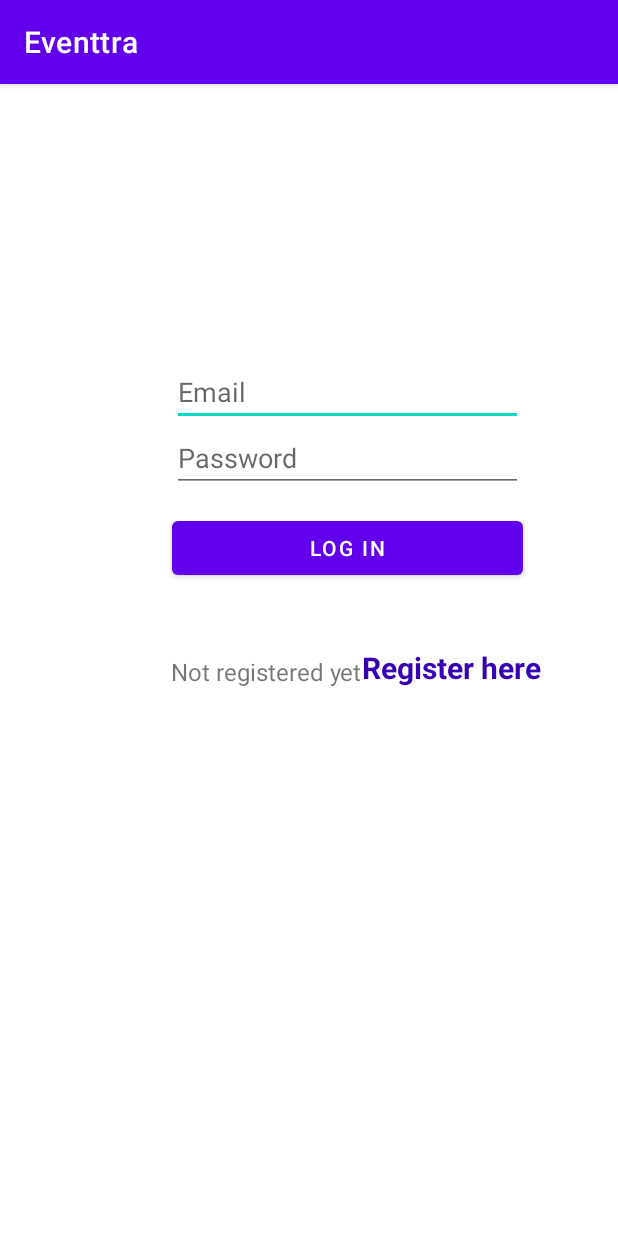
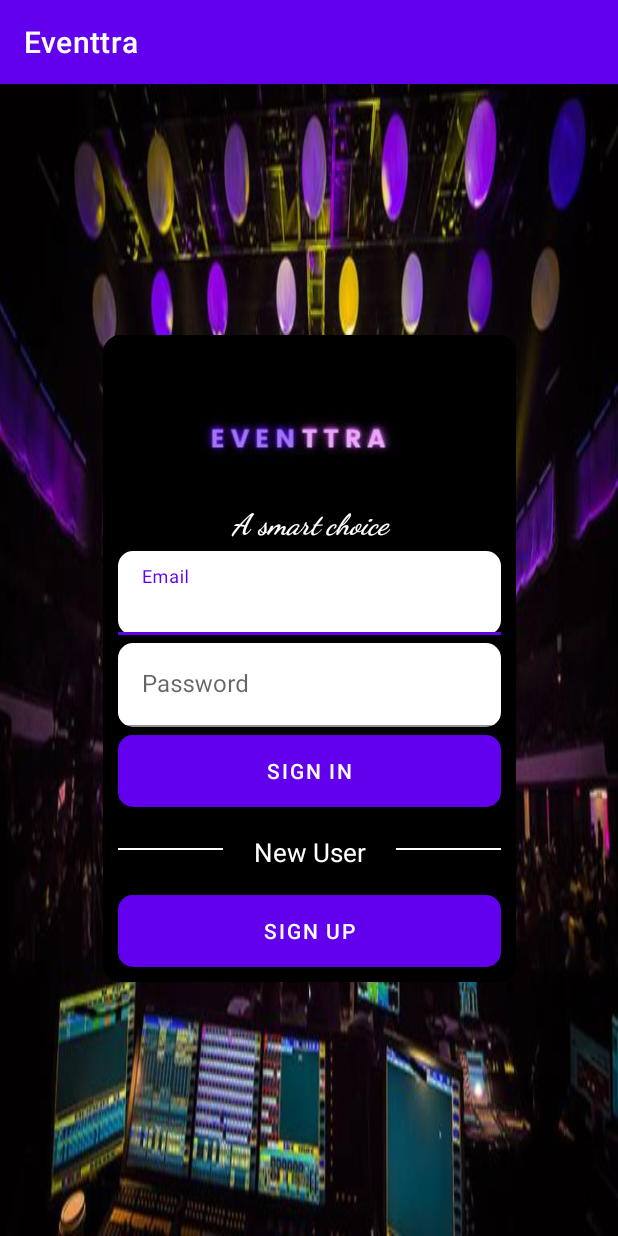
Before and after one commit to saad6742988/Eventtra, an Android app: the screen it shows after launch (Login), on a phone screen of 412 x 824 dp. Run offline under Robolectric (Android 15) with nearby library versions, the phone set to English and light mode, and no system bars; our stand-ins replace Firebase (no records; nobody signed in at launch, a user with empty details on screens opened directly).

Commit message:
login frontend set

```diff
--- a/app/src/main/java/com/example/eventtra/Login.java
+++ b/app/src/main/java/com/example/eventtra/Login.java
@@ -33,7 +33,6 @@ public class Login extends AppCompatActivity {
 
     // to be implemented
     private EditText emailText,passwordText;
-    private TextView errorView;
     private AlertDialog loadingDialog;
     private AlertDialog alertDialog;
     FirebaseAuth mAuth;
@@ -48,10 +47,8 @@ public class Login extends AppCompatActivity {
         emailText=findViewById(R.id.emailBox);
         passwordText=findViewById(R.id.passwordBox);
         mAuth = FirebaseAuth.getInstance();
-        errorView=findViewById(R.id.errorView);
         alertDialog = new AlertDialog.Builder(Login.this).create();
         globalData = (GlobalData) getApplicationContext();
-        errorView.setAlpha(0f);
     }
 
     public void gotoRegistration(View v)
@@ -75,7 +72,7 @@ public class Login extends AppCompatActivity {
     }
 
     public void login(View view) {
-        showLoading();
+
         String email = emailText.getText().toString();
         String pass =passwordText.getText().toString();
 
@@ -90,7 +87,7 @@ public class Login extends AppCompatActivity {
             passwordText.requestFocus();
         }
         else {
-
+            showLoading();
             mAuth.signInWithEmailAndPassword(email, pass).addOnCompleteListener(new OnCompleteListener<AuthResult>() {
                 @Override
                 public void onComplete(@NonNull Task<AuthResult> task) {
@@ -214,6 +211,18 @@ public class Login extends AppCompatActivity {
                             alertDialog.setCancelable(false);
                             loadingDialog.dismiss();
                         } else {
+                            alertDialog.setTitle("Error!");
+                            alertDialog.setMessage("Check Your Connection and Try Again!");
+                            alertDialog.setButton(AlertDialog.BUTTON_NEUTRAL, "OK",
+                                    new DialogInterface.OnClickListener() {
+                                        public void onClick(DialogInterface dialog, int which) {
+                                            dialog.dismiss();
+                                        }
+                                    });
+                            alertDialog.show();
+                            alertDialog.setCanceledOnTouchOutside(false);
+                            alertDialog.setCancelable(false);
+                            loadingDialog.dismiss();
                             Toast.makeText(Login.this, "Log in Error: " + task.getException().getMessage(), Toast.LENGTH_SHORT).show();
                             Log.d("login", "not done " + task.getException().getMessage());
                         }
--- a/app/src/main/res/drawable/btntiger.xml
+++ b/app/src/main/res/drawable-v24/textback.xml
@@ -1,5 +1,5 @@
 <?xml version="1.0" encoding="utf-8"?>
 <shape xmlns:android="http://schemas.android.com/apk/res/android">
-    <solid android:color="@color/black"/>
-    <corners android:radius="8dp"/>
+    <solid android:color="@color/white"/>
+    <corners android:radius="10dp"/>
 </shape>
--- a/app/src/main/res/drawable/button_shape.xml
+++ b/app/src/main/res/drawable/button_shape.xml
@@ -1,6 +1,5 @@
 <?xml version="1.0" encoding="utf-8"?>
 <shape xmlns:android="http://schemas.android.com/apk/res/android">
-
     <solid android:color="@color/black"/>
-    <corners android:radius="8dp"/>
+    <corners android:radius="10dp"/>
 </shape>
--- /dev/null
+++ b/app/src/main/res/drawable/loginicon.xml
@@ -0,0 +1,5 @@
+<vector android:autoMirrored="true" android:height="24dp"
+    android:tint="#FFFFFF" android:viewportHeight="24"
+    android:viewportWidth="24" android:width="24dp" xmlns:android="http://schemas.android.com/apk/res/android">
+    <path android:fillColor="@android:color/white" android:pathData="M11,7L9.6,8.4l2.6,2.6H2v2h10.2l-2.6,2.6L11,17l5,-5L11,7zM20,19h-8v2h8c1.1,0 2,-0.9 2,-2V5c0,-1.1 -0.9,-2 -2,-2h-8v2h8V19z"/>
+</vector>
--- a/app/src/main/res/layout/activity_login.xml
+++ b/app/src/main/res/layout/activity_login.xml
@@ -4,91 +4,206 @@
     xmlns:tools="http://schemas.android.com/tools"
     android:layout_width="match_parent"
     android:layout_height="match_parent"
-    tools:context=".Login">
+    tools:context=".Login"
+    android:layout_gravity="center"
+    android:background="@drawable/eventra">
 
 
-    <TextView
-        android:id="@+id/errorView"
-        android:layout_width="wrap_content"
+
+    <LinearLayout
+        android:id="@+id/linearlayoutmenu"
+        android:layout_width="275dp"
         android:layout_height="wrap_content"
-        android:layout_marginStart="112dp"
-        android:text=""
-        android:textColor="@color/red"
-        app:layout_constraintBottom_toTopOf="@+id/emailBox"
-        app:layout_constraintRight_toRightOf="parent"
+        android:background="@drawable/background_shape"
+        android:orientation="vertical"
+        android:padding="10dp"
+        app:layout_constraintBottom_toBottomOf="parent"
+        app:layout_constraintEnd_toEndOf="parent"
         app:layout_constraintStart_toStartOf="parent"
         app:layout_constraintTop_toTopOf="parent"
-        app:layout_constraintVertical_bias="0.877" />
+        app:layout_constraintVertical_bias="0.498">
 
-    <EditText
-        android:id="@+id/emailBox"
-        android:layout_width="234dp"
-        android:layout_height="wrap_content"
-        android:ems="10"
-        android:hint="Email"
-        android:inputType="textEmailAddress"
-        app:layout_constraintBottom_toBottomOf="parent"
-        app:layout_constraintEnd_toEndOf="parent"
-        app:layout_constraintHorizontal_bias="0.644"
-        app:layout_constraintStart_toStartOf="parent"
-        app:layout_constraintTop_toTopOf="parent"
-        app:layout_constraintVertical_bias="0.253"
-        />
+        <ImageView
+            android:id="@+id/menulogo"
+            android:layout_width="match_parent"
+            android:layout_height="102dp"
+            app:srcCompat="@drawable/logo1"
+            tools:ignore="SpeakableTextPresentCheck" />
 
-    <EditText
-        android:id="@+id/passwordBox"
-        android:layout_width="234dp"
-        android:layout_height="wrap_content"
-        android:ems="10"
-        android:hint="Password"
-        android:inputType="textPassword"
-        app:layout_constraintBottom_toBottomOf="parent"
-        app:layout_constraintEnd_toEndOf="parent"
-        app:layout_constraintHorizontal_bias="0.644"
-        app:layout_constraintStart_toStartOf="parent"
-        app:layout_constraintTop_toTopOf="parent"
-        app:layout_constraintVertical_bias="0.314"
-        />
+        <TextView
+            android:id="@+id/tagline"
+            android:layout_width="match_parent"
+            android:layout_height="wrap_content"
+            android:fontFamily="cursive"
+            android:layout_marginTop="2dp"
+            android:layout_marginBottom="5dp"
+            android:text="A smart choice"
+            android:textAlignment="center"
+            android:textColor="#FFFFFFFF"
+            android:textSize="19sp"
+            android:textStyle="bold|italic" />
 
-    <Button
-        android:layout_width="234dp"
-        android:layout_height="wrap_content"
-        app:layout_constraintBottom_toBottomOf="parent"
-        app:layout_constraintEnd_toEndOf="parent"
-        app:layout_constraintHorizontal_bias="0.644"
-        app:layout_constraintStart_toStartOf="parent"
-        app:layout_constraintTop_toTopOf="parent"
-        app:layout_constraintVertical_bias="0.396"
-        android:text="Log in"
-        android:onClick="login"/>
+            <com.google.android.material.textfield.TextInputLayout
+                android:layout_width="match_parent"
+                android:layout_height="wrap_content"
+                android:background="@android:color/transparent">
+                <EditText
+                    android:id="@+id/emailBox"
+                    android:layout_width="match_parent"
+                    android:layout_height="wrap_content"
+                    android:hint="Email"
+                    android:background="@drawable/textback"/>
+            </com.google.android.material.textfield.TextInputLayout>
 
-    <TextView
-        android:id="@+id/textView2"
-        android:layout_width="wrap_content"
-        android:layout_height="wrap_content"
-        android:text="Not registered yet"
-        android:textSize="16sp"
-        app:layout_constraintBottom_toBottomOf="parent"
-        app:layout_constraintEnd_toEndOf="parent"
-        app:layout_constraintHorizontal_bias="0.4"
-        app:layout_constraintStart_toStartOf="parent"
-        app:layout_constraintTop_toTopOf="parent"
-        app:layout_constraintVertical_bias="0.51" />
+        <com.google.android.material.textfield.TextInputLayout
+            android:layout_width="match_parent"
+            android:layout_height="wrap_content"
+            android:layout_marginTop="5dp">
+                <EditText
+                    android:id="@+id/passwordBox"
+                    android:layout_width="match_parent"
+                    android:layout_height="wrap_content"
+                    android:hint="Password"
+                    android:inputType="textPassword"
+                    android:background="@drawable/textback"
+                    />
+        </com.google.android.material.textfield.TextInputLayout>
 
-    <TextView
-        android:id="@+id/registerV"
-        android:layout_width="wrap_content"
-        android:layout_height="wrap_content"
-        android:onClick="gotoRegistration"
-        android:text="Register here"
-        android:textColor="@color/purple_700"
-        android:textSize="20sp"
-        android:textStyle="bold"
-        app:layout_constraintBottom_toBottomOf="parent"
-        app:layout_constraintEnd_toEndOf="parent"
-        app:layout_constraintHorizontal_bias="0.0"
-        app:layout_constraintStart_toEndOf="@+id/textView2"
-        app:layout_constraintTop_toTopOf="parent"
-        app:layout_constraintVertical_bias="0.507" />
+<!--        <Button-->
+<!--            android:id="@+id/SignwithEmail"-->
+<!--            android:layout_width="match_parent"-->
+<!--            android:layout_height="wrap_content"-->
+<!--            android:layout_gravity="center"-->
+<!--            android:background="@drawable/button_shape"-->
+<!--            android:drawableLeft="@drawable/loginicon"-->
+<!--            android:text="Sign in"-->
+<!--            android:layout_marginTop="5dp"-->
+<!--            android:onClick="login"/>-->
+        <Button
+            android:id="@+id/SignwithEmail"
+            android:layout_width="match_parent"
+            android:layout_height="wrap_content"
+            android:layout_gravity="center"
+            android:background="@drawable/button_shape"
+            android:text="Sign in"
+            android:layout_marginTop="5dp"
+            android:onClick="login"/>
+
+        <LinearLayout
+            android:layout_width="match_parent"
+            android:layout_height="wrap_content"
+            android:layout_gravity="center_horizontal"
+            android:layout_marginTop="7dp"
+            android:orientation="horizontal">
+
+            <TableLayout
+                android:id="@+id/hr"
+                android:layout_width="70dp"
+                android:layout_height="1dp"
+                android:layout_marginTop="20dp"
+                android:background="@color/white">
+
+
+            </TableLayout>
+
+            <TextView
+                android:id="@+id/OR"
+                android:layout_width="wrap_content"
+                android:layout_height="wrap_content"
+                android:layout_gravity="center"
+                android:layout_marginStart="1dp"
+                android:layout_marginTop="7dp"
+                android:layout_weight="1"
+                android:text="New User"
+                android:textAlignment="center"
+                android:textColor="@color/white"
+                android:textSize="17sp" />
+
+            <TableRow
+                android:id="@+id/dr"
+                android:layout_width="70dp"
+                android:layout_height="1dp"
+                android:layout_marginTop="20dp"
+                android:background="@color/white" />
+
+        </LinearLayout>
+
+        <Button
+            android:id="@+id/Signup"
+            android:layout_width="match_parent"
+            android:layout_height="wrap_content"
+            android:layout_gravity="center"
+            android:layout_marginTop="20dp"
+            android:background="@drawable/button_shape"
+            android:text="Sign up"
+            tools:ignore="TouchTargetSizeCheck"
+            android:onClick="gotoRegistration"/>
+
+    </LinearLayout>
+
+<!--    <EditText-->
+<!--        android:id="@+id/emailBox"-->
+<!--        android:layout_width="234dp"-->
+<!--        android:layout_height="wrap_content"-->
+<!--        android:ems="10"-->
+<!--        android:hint="Email"-->
+<!--        android:inputType="textEmailAddress"-->
+<!--        app:layout_constraintBottom_toBottomOf="parent"-->
+<!--        app:layout_constraintEnd_toEndOf="parent"-->
+<!--        app:layout_constraintHorizontal_bias="0.644"-->
+<!--        app:layout_constraintStart_toStartOf="parent"-->
+<!--        app:layout_constraintTop_toTopOf="parent"-->
+<!--        app:layout_constraintVertical_bias="0.253"-->
+<!--        />-->
+
+<!--    <EditText-->
+<!--        android:id="@+id/passwordBox"-->
+<!--        android:layout_width="234dp"-->
+<!--        android:layout_height="wrap_content"-->
+<!--        android:ems="10"-->
+<!--        android:hint="Password"-->
+<!--        android:inputType="textPassword"-->
+<!--        />-->
+
+<!--    <Button-->
+<!--        android:layout_width="234dp"-->
+<!--        android:layout_height="wrap_content"-->
+<!--        app:layout_constraintBottom_toBottomOf="parent"-->
+<!--        app:layout_constraintEnd_toEndOf="parent"-->
+<!--        app:layout_constraintHorizontal_bias="0.644"-->
+<!--        app:layout_constraintStart_toStartOf="parent"-->
+<!--        app:layout_constraintTop_toTopOf="parent"-->
+<!--        app:layout_constraintVertical_bias="0.396"-->
+<!--        android:text="Log in"-->
+<!--        android:onClick="login"/>-->
+
+<!--    <TextView-->
+<!--        android:id="@+id/textView2"-->
+<!--        android:layout_width="wrap_content"-->
+<!--        android:layout_height="wrap_content"-->
+<!--        android:text="Not registered yet"-->
+<!--        android:textSize="16sp"-->
+<!--        app:layout_constraintBottom_toBottomOf="parent"-->
+<!--        app:layout_constraintEnd_toEndOf="parent"-->
+<!--        app:layout_constraintHorizontal_bias="0.4"-->
+<!--        app:layout_constraintStart_toStartOf="parent"-->
+<!--        app:layout_constraintTop_toTopOf="parent"-->
+<!--        app:layout_constraintVertical_bias="0.51" />-->
+
+<!--    <TextView-->
+<!--        android:id="@+id/registerV"-->
+<!--        android:layout_width="wrap_content"-->
+<!--        android:layout_height="wrap_content"-->
+<!--        android:onClick="gotoRegistration"-->
+<!--        android:text="Register here"-->
+<!--        android:textColor="@color/purple_700"-->
+<!--        android:textSize="20sp"-->
+<!--        android:textStyle="bold"-->
+<!--        app:layout_constraintBottom_toBottomOf="parent"-->
+<!--        app:layout_constraintEnd_toEndOf="parent"-->
+<!--        app:layout_constraintHorizontal_bias="0.0"-->
+<!--        app:layout_constraintStart_toEndOf="@+id/textView2"-->
+<!--        app:layout_constraintTop_toTopOf="parent"-->
+<!--        app:layout_constraintVertical_bias="0.507" />-->
 
 </androidx.constraintlayout.widget.ConstraintLayout>
--- a/app/src/main/res/layout/activity_loginxml.xml
+++ b/app/src/main/res/layout/activity_loginxml.xml
@@ -5,7 +5,6 @@
     android:layout_width="match_parent"
     android:layout_height="match_parent"
     android:layout_gravity="center"
-    android:layout_marginBottom="20dp"
     tools:context=".loginxml"
     android:background="@drawable/eventra">
 
@@ -34,11 +33,11 @@
         app:layout_constraintTop_toTopOf="parent"
         app:layout_constraintVertical_bias="0.498">
 
-        <ImageButton
+        <ImageView
             android:id="@+id/menulogo"
-            android:layout_width="300dp"
+            android:layout_width="match_parent"
             android:layout_height="102dp"
-            app:srcCompat="@drawable/okay"
+            app:srcCompat="@drawable/logo1"
             tools:ignore="SpeakableTextPresentCheck" />
 
         <TextView
@@ -59,7 +58,7 @@
             android:layout_width="match_parent"
             android:layout_height="wrap_content"
             android:layout_gravity="center"
-            android:background="@drawable/btntiger"
+            android:background="@drawable/button_shape"
             android:drawableLeft="@drawable/emailforsignin"
             android:text="Sign in With Email" />
 
@@ -68,7 +67,7 @@
             android:layout_width="match_parent"
             android:layout_height="wrap_content"
             android:layout_marginTop="30dp"
-            android:background="@drawable/btntiger"
+            android:background="@drawable/button_shape"
             android:text="Sign in with Phone" />
 
         <LinearLayout
--- a/app/src/main/res/xml/xmllogin.xml
+++ b/app/src/main/res/xml/xmllogin.xml
@@ -33,12 +33,12 @@
         app:layout_constraintTop_toTopOf="parent"
         app:layout_constraintVertical_bias="0.498">
 
-        <ImageButton
-            android:id="@+id/menulogo"
-            android:layout_width="194dp"
-            android:layout_height="102dp"
-            app:srcCompat="menupic"
-            tools:ignore="SpeakableTextPresentCheck" />
+<!--        <ImageButton-->
+<!--            android:id="@+id/menulogo"-->
+<!--            android:layout_width="194dp"-->
+<!--            android:layout_height="102dp"-->
+<!--            app:srcCompat="menupic"-->
+<!--            tools:ignore="SpeakableTextPresentCheck" />-->
 
         <TextView
             android:id="@+id/hakunamatata"
@@ -58,18 +58,18 @@
             android:layout_width="match_parent"
             android:layout_height="wrap_content"
             android:layout_gravity="center"
-            android:background="@drawable/btntiger"
+            android:background="@drawable/button_shape"
             android:drawableLeft="@drawable/emailforsignin"
             android:text="Sign in With Email" />
 
-        <Button
-            android:id="@+id/SignwithPhone"
-            android:layout_width="match_parent"
-            android:layout_height="wrap_content"
-            android:layout_marginTop="30dp"
-            android:background="@drawable/btntiger"
-            android:drawableLeft="@drawable/withphone"
-            android:text="Sign in with Phone" />
+<!--        <Button-->
+<!--            android:id="@+id/SignwithPhone"-->
+<!--            android:layout_width="match_parent"-->
+<!--            android:layout_height="wrap_content"-->
+<!--            android:layout_marginTop="30dp"-->
+<!--            android:background="@drawable/btntiger"-->
+<!--            android:drawableLeft="@drawable/withphone"-->
+<!--            android:text="Sign in with Phone" />-->
 
         <LinearLayout
             android:layout_width="wrap_content"
```
Also changed, not shown: app/src/main/res/drawable/logo1.jpeg (added).
